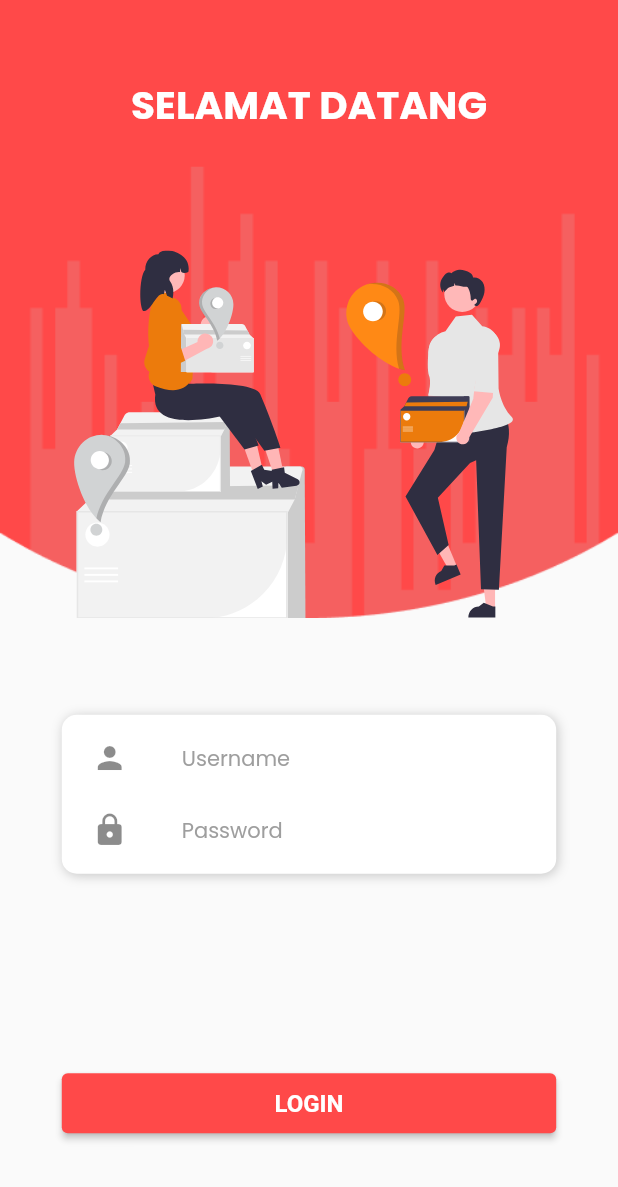
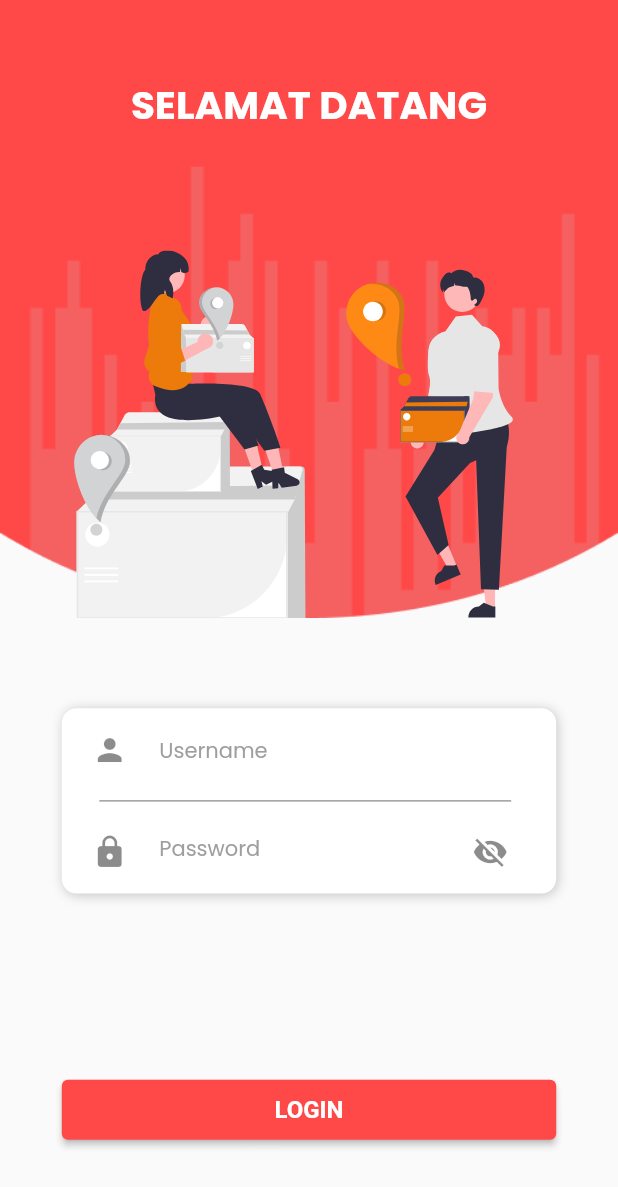
Before and after one commit to rosyidrid/telkomapps, a Flutter app: the screen it shows after launch, on a phone screen of 412 x 824 dp. Shown: the top 1187 px of the screen. Run offline on Flutter 3.47's test engine with Material 2 defaults, Android fonts, the light colour scheme and no system bars; our stand-ins replace flutter_svg, shared_preferences.

Commit message:
login page

```diff
--- a/lib/login/components/form.dart
+++ b/lib/login/components/form.dart
@@ -1,8 +1,15 @@
 import 'package:flutter/material.dart';
 
-class FormPage extends StatelessWidget {
-  const FormPage({Key? key}) : super(key: key);
+class FormPage extends StatefulWidget {
+  const FormPage({
+    Key? key,
+  }) : super(key: key);
+  @override
+  State<FormPage> createState() => _FormPageState();
+}
 
+class _FormPageState extends State<FormPage> {
+  bool pass = true;
   @override
   Widget build(BuildContext context) {
     Size size = MediaQuery.of(context).size;
@@ -14,7 +21,8 @@ class FormPage extends StatelessWidget {
           children: <Widget>[
             Container(
               width: size.width * 0.8,
-              padding: EdgeInsets.fromLTRB(20, 5, 20, 5),
+              height: size.height * 0.15,
+              padding: EdgeInsets.fromLTRB(20, 0, 20, 0),
               decoration: BoxDecoration(
                 color: Colors.white,
                 borderRadius: BorderRadius.circular(10),
@@ -27,6 +35,7 @@ class FormPage extends StatelessWidget {
                 ],
               ),
               child: Column(
+                mainAxisAlignment: MainAxisAlignment.spaceAround,
                 children: <Widget>[
                   TextField(
                     decoration: InputDecoration(
@@ -39,13 +48,28 @@ class FormPage extends StatelessWidget {
                       border: InputBorder.none,
                       contentPadding: EdgeInsets.symmetric(
                         vertical: 10,
-                        horizontal: 20,
+                        horizontal: 5,
                       ),
                     ),
                   ),
+                  Divider(
+                    color: Colors.grey,
+                    height: 5,
+                    thickness: 1,
+                    indent: 5,
+                    endIndent: 10,
+                  ),
                   TextField(
+                    obscureText: pass,
                     decoration: InputDecoration(
                       icon: Icon(Icons.lock),
+                      suffixIcon: InkWell(
+                          onTap: () {
+                            setState(() {
+                              pass = !pass;
+                            });
+                          },
+                          child: Icon(pass == true? Icons.visibility_off : Icons.visibility)),
                       hintText: "Password",
                       hintStyle: TextStyle(
                         color: Colors.grey,
@@ -54,7 +78,7 @@ class FormPage extends StatelessWidget {
                       border: InputBorder.none,
                       contentPadding: EdgeInsets.symmetric(
                         vertical: 10,
-                        horizontal: 20,
+                        horizontal: 5,
                       ),
                     ),
                   ),
@@ -62,7 +86,13 @@ class FormPage extends StatelessWidget {
               ),
             ),
             ElevatedButton(
-              onPressed: () {},
+              onPressed: () {
+                // Navigator.of(context).pushReplacement(
+                //   MaterialPageRoute(builder: (_) {
+                //     // return Dashboard();
+                //   }),
+                // );
+              },
               child: Text(
                 "LOGIN",
                 style: TextStyle(
@@ -71,9 +101,9 @@ class FormPage extends StatelessWidget {
                 ),
               ),
               style: ElevatedButton.styleFrom(
-                minimumSize: Size(size.width * 0.8, 40),
-                primary: Color(0xFFFF4949),
-                textStyle: TextStyle(fontWeight: FontWeight.w700)),
+                  minimumSize: Size(size.width * 0.8, 40),
+                  primary: Color(0xFFFF4949),
+                  textStyle: TextStyle(fontWeight: FontWeight.w700)),
             ),
           ],
         ));
--- a/lib/login/components/head.dart
+++ b/lib/login/components/head.dart
@@ -1,10 +1,12 @@
 import 'package:flutter/material.dart';
 import 'package:flutter_svg/flutter_svg.dart';
 
-class Head extends StatelessWidget {
-  const Head({
-    Key? key,
-  }) : super(key: key);
+class Head extends StatefulWidget {
+  const Head({Key? key,}) : super(key: key);
+  @override
+  State<Head> createState() => _HeadState();
+}
+class _HeadState extends State<Head> {
   @override
   Widget build(BuildContext context) {
     Size size = MediaQuery.of(context).size;
@@ -20,7 +22,9 @@ class Head extends StatelessWidget {
         mainAxisAlignment: MainAxisAlignment.spaceBetween,
         children: <Widget>[
           Container(
-            margin: EdgeInsets.only(top: 50,),
+            margin: EdgeInsets.only(
+              top: 50,
+            ),
             child: Text(
               "SELAMAT DATANG",
               style: TextStyle(
--- a/lib/login/login.dart
+++ b/lib/login/login.dart
@@ -5,20 +5,29 @@ import 'package:telkom_apps/login/components/head.dart';
 import 'package:telkom_apps/login/components/form.dart';
 import 'dart:convert';
 import 'package:shared_preferences/shared_preferences.dart';
+import 'package:flutter/services.dart';
 
-class LoginPage extends StatelessWidget {
+class LoginPage extends StatefulWidget {
+  const LoginPage({
+    Key? key,
+  }) : super(key: key);
+  @override
+  State<LoginPage> createState() => _LoginPageState();
+}
+
+class _LoginPageState extends State<LoginPage> {
   TextEditingController username = new TextEditingController();
   TextEditingController password = new TextEditingController();
   @override
   Widget build(BuildContext context) {
+    SystemChrome.setSystemUIOverlayStyle(SystemUiOverlayStyle.light.copyWith(
+      statusBarColor: Color(0xFFFF4949), //or set color with: Color(0xFF0000FF)
+    ));
     Size size = MediaQuery.of(context).size;
     return Scaffold(
         resizeToAvoidBottomInset: false,
         body: Column(
-          children: <Widget>[
-            Head(),
-            FormPage()
-          ],
+          children: <Widget>[Head(), FormPage()],
         ));
   }
 
--- a/lib/test.dart
+++ /dev/null
@@ -1,22 +0,0 @@
-import 'package:flutter/material.dart';
-
-class Test extends StatefulWidget {
-  const Test({Key? key}) : super(key: key);
-
-  @override
-  _TestState createState() => _TestState();
-}
-
-class _TestState extends State<Test> {
-  @override
-  Widget build(BuildContext context) {
-    return Container(
-      child: Column(
-        children: <Widget>[
-          Container(height: 50, color: Colors.red),
-          Container(height: 50, color: Colors.black)
-        ],
-      ),
-    );
-  }
-}
```
